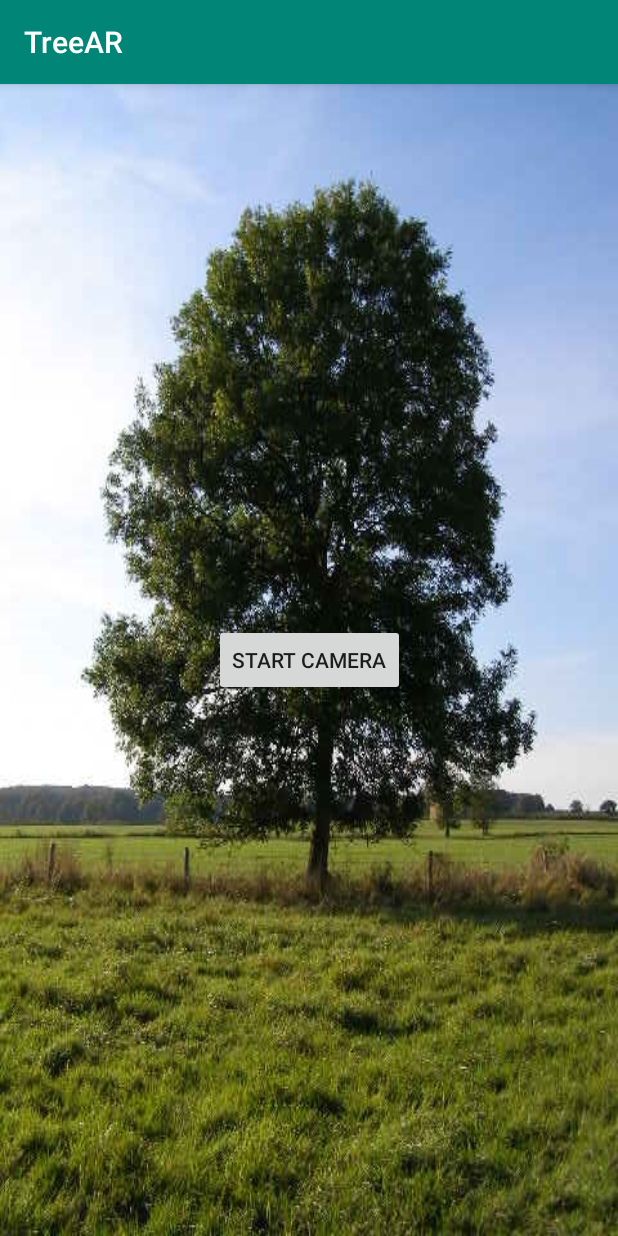
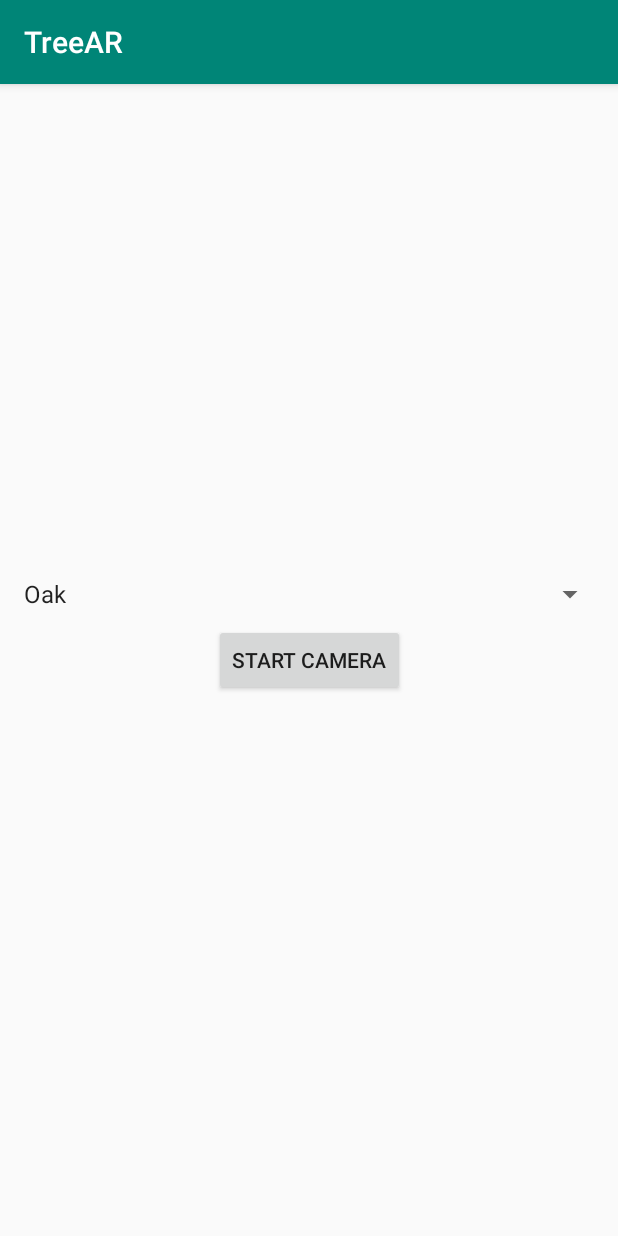
Before and after one commit to kevng2/TreeScene, an Android app: the screen it shows after launch (MenuActivity), on a phone screen of 412 x 824 dp. Run offline under Robolectric (Android 15) with nearby library versions, the phone set to English and light mode, and no system bars.

Commit message:
added Spinner dropdown menu

```diff
--- a/app/src/main/java/com/kevng2/treear/MenuActivity.kt
+++ b/app/src/main/java/com/kevng2/treear/MenuActivity.kt
@@ -3,7 +3,10 @@ package com.kevng2.treear
 import android.content.Intent
 import androidx.appcompat.app.AppCompatActivity
 import android.os.Bundle
-import com.bumptech.glide.Glide
+import android.view.View
+import android.widget.AdapterView
+import android.widget.ArrayAdapter
+import android.widget.Toast
 import kotlinx.android.synthetic.main.activity_menu.*
 
 class MenuActivity : AppCompatActivity() {
@@ -11,13 +14,29 @@ class MenuActivity : AppCompatActivity() {
         super.onCreate(savedInstanceState)
         setContentView(R.layout.activity_menu)
 
-        Glide.with(this)
-            .load(R.drawable.tree)
-            .into(background_image)
-
         start_button.setOnClickListener {
             val intent = Intent(this@MenuActivity, CameraActivity::class.java)
             startActivity(intent)
         }
+
+        val treeList = arrayListOf("Oak", "Elm", "Pine", "Palm")
+        val arrayAdapter = ArrayAdapter<String>(this, android.R.layout.simple_spinner_item,
+            treeList)
+        arrayAdapter.setDropDownViewResource(android.R.layout.simple_spinner_dropdown_item)
+        tree_spinner.adapter = arrayAdapter
+        tree_spinner.onItemSelectedListener = object : AdapterView.OnItemSelectedListener {
+            override fun onNothingSelected(parent: AdapterView<*>?) {
+                TODO("Not yet implemented")
+            }
+
+            override fun onItemSelected(
+                parent: AdapterView<*>?,
+                view: View?,
+                position: Int,
+                id: Long
+            ) {
+                Toast.makeText(this@MenuActivity, treeList[position], Toast.LENGTH_SHORT).show()
+            }
+        }
     }
 }
--- a/app/src/main/res/layout/activity_menu.xml
+++ b/app/src/main/res/layout/activity_menu.xml
@@ -11,6 +11,18 @@
         android:layout_height="match_parent"
         android:scaleType="fitXY"
         android:contentDescription="@string/main_menu_background_image" />
+
+    <Spinner
+        android:id="@+id/tree_spinner"
+        android:layout_width="match_parent"
+        android:layout_height="wrap_content"
+        android:layout_marginStart="8dp"
+        android:layout_marginEnd="8dp"
+        android:layout_marginBottom="8dp"
+        android:textSize="20sp"
+        app:layout_constraintBottom_toTopOf="@+id/start_button"
+        app:layout_constraintEnd_toEndOf="parent"
+        app:layout_constraintStart_toStartOf="parent" />
     <Button
         android:id="@+id/start_button"
         android:layout_width="wrap_content"
```
